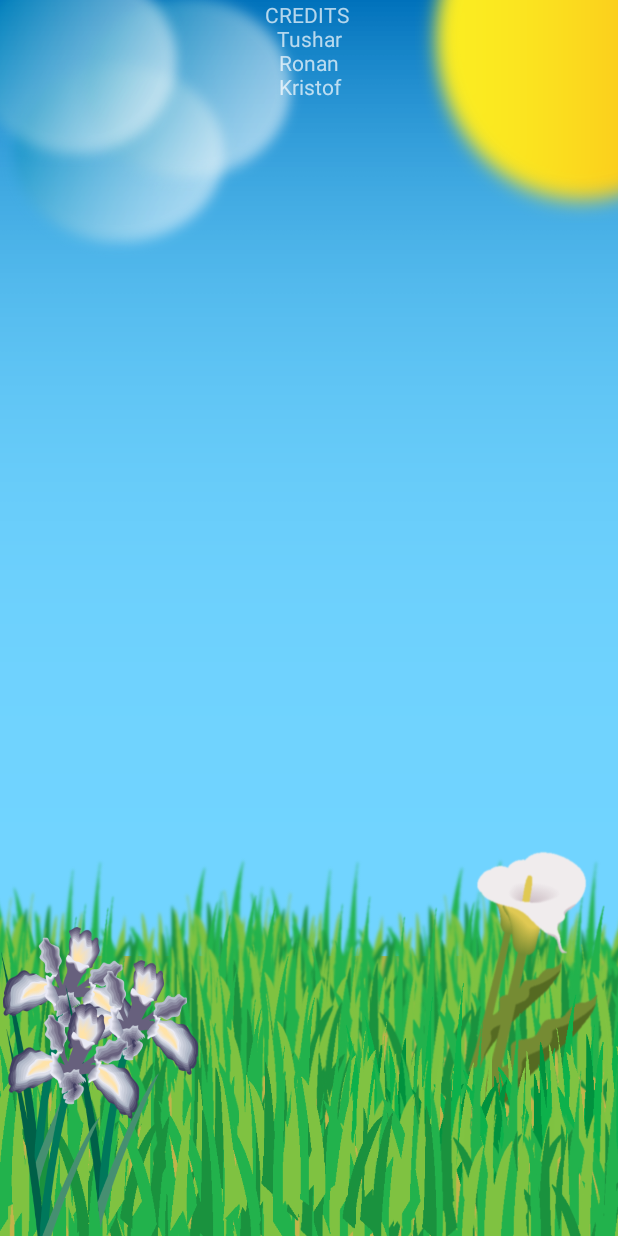
After one commit to Krishunter1/Pit-of-snakes, an Android app: the CreditsActivity screen opened directly, with no data from a screen before it, on a phone screen of 412 x 824 dp. The commit adds this screen. Run offline under Robolectric (Android 15) with nearby library versions, the light colour scheme and no system bars.

Commit message:
Credits activity added

```diff
--- a/PitofSnake/app/src/main/AndroidManifest.xml
+++ b/PitofSnake/app/src/main/AndroidManifest.xml
@@ -16,7 +16,8 @@
             </intent-filter>
         </activity>
         <activity android:name=".PitofSnake" />
-        <activity android:name=".MenuScreen" ></activity>
+        <activity android:name=".MenuScreen" />
+        <activity android:name=".CreditsActivity"></activity>
     </application>
 
 </manifest>
--- /dev/null
+++ b/PitofSnake/app/src/main/java/kristof/pitofsnake/CreditsActivity.java
@@ -0,0 +1,27 @@
+package kristof.pitofsnake;
+
+import android.app.Activity;
+import android.os.Bundle;
+import android.view.WindowManager;
+import android.view.animation.Animation;
+import android.view.animation.AnimationUtils;
+import android.widget.TextView;
+
+public class CreditsActivity extends Activity {
+
+    private TextView textView;
+    private Animation animation;
+    @Override
+    protected void onCreate(Bundle savedInstanceState) {
+        super.onCreate(savedInstanceState);
+        setContentView(R.layout.activity_credits);
+        getWindow().setFlags(WindowManager.LayoutParams.FLAG_FULLSCREEN,
+                WindowManager.LayoutParams.FLAG_FULLSCREEN);
+
+        animation = AnimationUtils.loadAnimation(getApplicationContext(),R.anim.credits);
+        textView = (TextView) findViewById(R.id.textView);
+        textView.setText("CREDITS \n" + "Tushar\n" + "Ronan\n" + "Kristof");
+
+        textView.startAnimation(animation);
+    }
+}
--- /dev/null
+++ b/PitofSnake/app/src/main/res/anim/credits.xml
@@ -0,0 +1,10 @@
+<?xml version="1.0" encoding="utf-8"?>
+<set xmlns:android="http://schemas.android.com/apk/res/android"
+    android:fillAfter="true">
+    <translate
+        android:interpolator="@android:anim/linear_interpolator"
+        android:fromYDelta="100%p"
+        android:toYDelta="-100%p"
+        android:duration = "27500"
+        />
+</set>
--- /dev/null
+++ b/PitofSnake/app/src/main/res/layout/activity_credits.xml
@@ -0,0 +1,17 @@
+<?xml version="1.0" encoding="utf-8"?>
+<LinearLayout xmlns:android="http://schemas.android.com/apk/res/android"
+    xmlns:app="http://schemas.android.com/apk/res-auto"
+    xmlns:tools="http://schemas.android.com/tools"
+    android:layout_width="match_parent"
+    android:layout_height="match_parent"
+    android:background = "@drawable/backgroundimage"
+    tools:context=".CreditsActivity">
+
+    <TextView
+        android:id="@+id/textView"
+        android:layout_width="match_parent"
+        android:layout_height="match_parent"
+        android:layout_weight="1"
+        android:gravity="top|center"
+        android:text="TextView" />
+</LinearLayout>
```
Also changed, not shown: PitofSnake/app/src/main/java/kristof/pitofsnake/MenuScreen.java (+44 -11 lines), PitofSnake/app/src/main/res/layout/activity_menu_screen.xml (+19 -2 lines).
